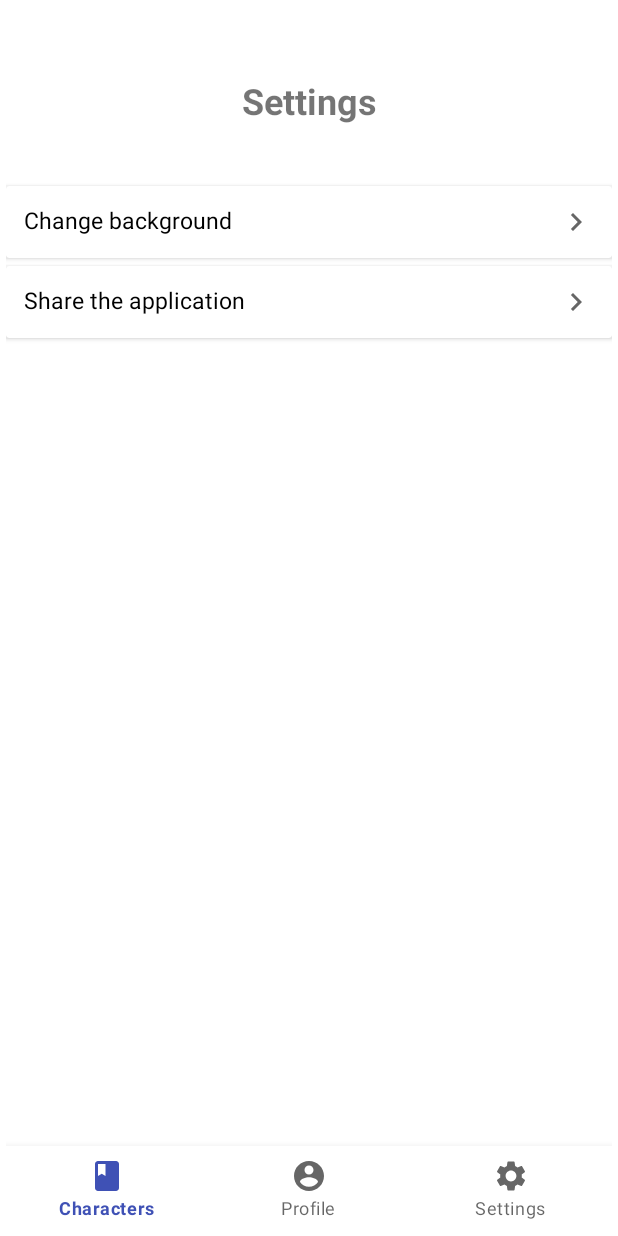
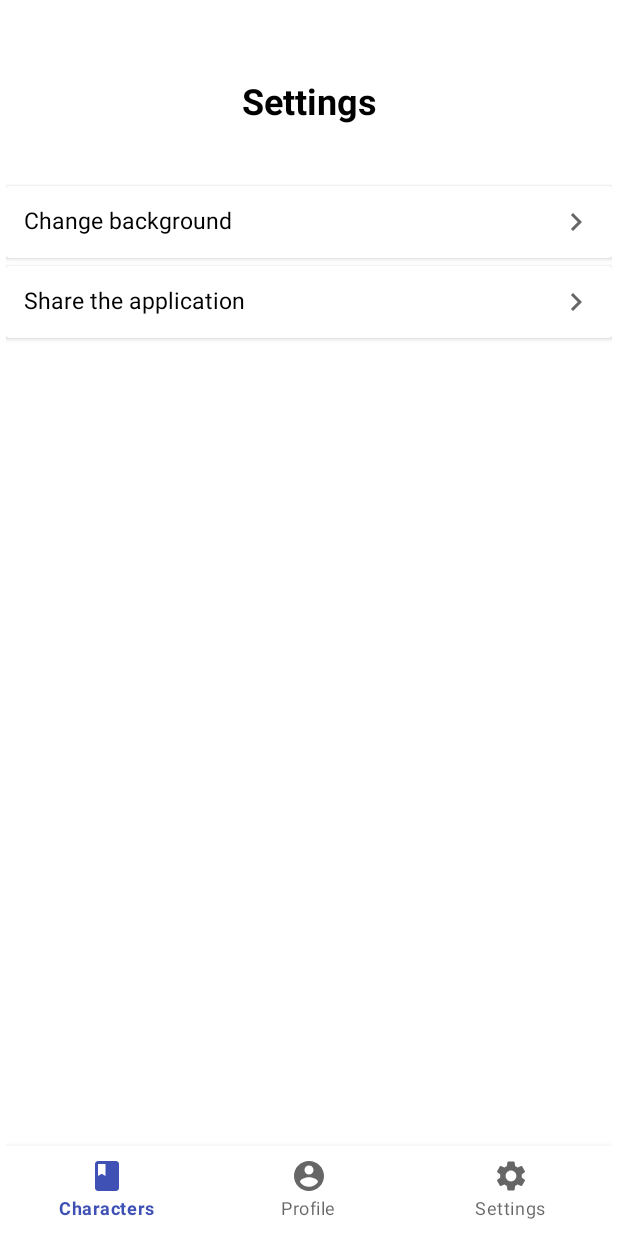
Before and after one commit to nurzhasj/final-app-css216, an Android app: the fragment SettingsFragment placed in its activity, on a phone screen of 412 x 824 dp. Run offline under Robolectric (Android 15) with nearby library versions, the phone set to English and light mode, and no system bars.

Commit message:
HW11 was completed !

```diff
--- a/app/src/main/java/com/hfad/finalapp/ProfileFragment.java
+++ b/app/src/main/java/com/hfad/finalapp/ProfileFragment.java
@@ -34,5 +34,4 @@ public class ProfileFragment extends Fragment {
         currentDate.setText(currentDateString);
 
     }
-
 }
--- a/app/src/main/java/com/hfad/finalapp/SettingsFragment.java
+++ b/app/src/main/java/com/hfad/finalapp/SettingsFragment.java
@@ -1,17 +1,24 @@
 package com.hfad.finalapp;
 
 import android.content.Intent;
+import android.content.res.Resources;
+import android.graphics.Color;
 import android.os.Bundle;
 import android.view.LayoutInflater;
 import android.view.View;
 import android.view.ViewGroup;
+import android.widget.FrameLayout;
 
 import androidx.annotation.NonNull;
 import androidx.annotation.Nullable;
 import androidx.cardview.widget.CardView;
+import androidx.constraintlayout.widget.ConstraintLayout;
 import androidx.fragment.app.Fragment;
+import androidx.fragment.app.FragmentManager;
 
 public class SettingsFragment extends Fragment {
+    public static boolean isChangeBackClicked = false;
+
     @Nullable
     @Override
     public View onCreateView(@NonNull LayoutInflater inflater, @Nullable ViewGroup container, @Nullable Bundle savedInstanceState) {
@@ -22,15 +29,26 @@ public class SettingsFragment extends Fragment {
     public void onStart(){
         super.onStart();
 
-        CardView cardView = getView().findViewById(R.id.cardViewChangeBack);
-//        CharFragment charFragment = new CharFragment();
+        CardView share = getView().findViewById(R.id.cardViewShare);
+        CardView change = getView().findViewById(R.id.cardViewChangeBack);
+
+        change.setOnClickListener(new View.OnClickListener() {
+            @Override
+            public void onClick(View v) {
+
+            }
+        });
+
+        share.setOnClickListener(new View.OnClickListener() {
+            @Override
+            public void onClick(View v) {
+                Intent intent = new Intent(Intent.ACTION_SEND);
+                intent.setType("text/plain");
+                startActivity(Intent.createChooser(intent, "Share using: "));
+            }
+        });
 
 
-//        cardView.setOnClickListener((view) -> {
-//            Bundle bundle = new Bundle();
-//            bundle.putString("randColor", "black");
-//            charFragment.setArguments(bundle);
-//        });
 
     }
 }
--- a/app/src/main/res/layout/fragment_profile.xml
+++ b/app/src/main/res/layout/fragment_profile.xml
@@ -13,6 +13,7 @@
         android:layout_height="wrap_content"
         android:text="@string/profile"
         android:textSize="24sp"
+        android:textColor="@color/black"
         android:textStyle="bold"
         app:layout_constraintBottom_toBottomOf="parent"
         app:layout_constraintEnd_toEndOf="parent"
--- a/app/src/main/res/layout/fragment_settings.xml
+++ b/app/src/main/res/layout/fragment_settings.xml
@@ -1,5 +1,6 @@
 <?xml version="1.0" encoding="utf-8"?>
 <androidx.constraintlayout.widget.ConstraintLayout
+    android:id="@+id/settingsParent"
     xmlns:android="http://schemas.android.com/apk/res/android"
     xmlns:app="http://schemas.android.com/apk/res-auto"
     android:layout_width="match_parent"
@@ -10,6 +11,7 @@
         android:layout_width="wrap_content"
         android:layout_height="wrap_content"
         android:text="@string/settings"
+        android:textColor="@color/black"
         android:textSize="24sp"
         android:textStyle="bold"
         app:layout_constraintBottom_toBottomOf="parent"
```
Also changed, not shown: app/src/main/java/com/hfad/finalapp/CharFragment.java (+0 -8 lines), app/src/main/java/com/hfad/finalapp/FragmentLogin.java (+8 -1 lines), app/src/main/java/com/hfad/finalapp/FragmentRegister.java (+8 -1 lines).
